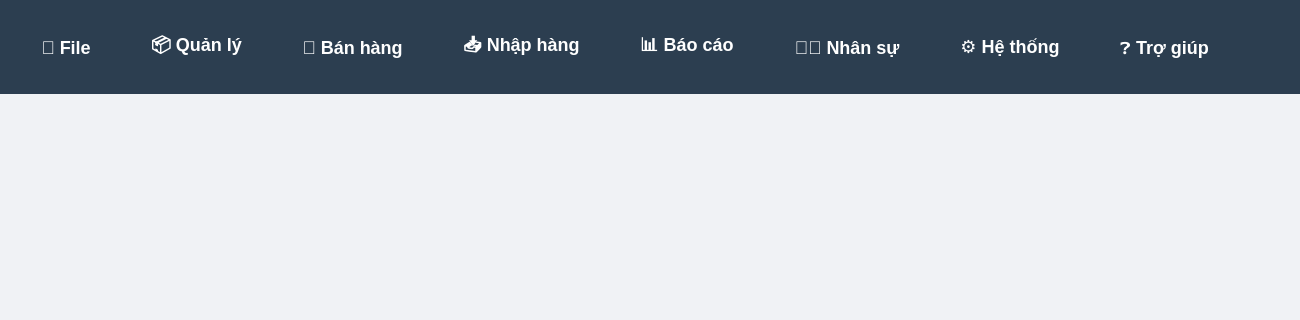
minh0203/quanlydo-giadung, file quan-ly-dai-ly-kinh-doanh-do-gia-dung-main/ui/main_window.ui: the form before one commit; both pictures show x 0 to 1300 and y 0 to 320 of the 1300 by 850 pixel window.
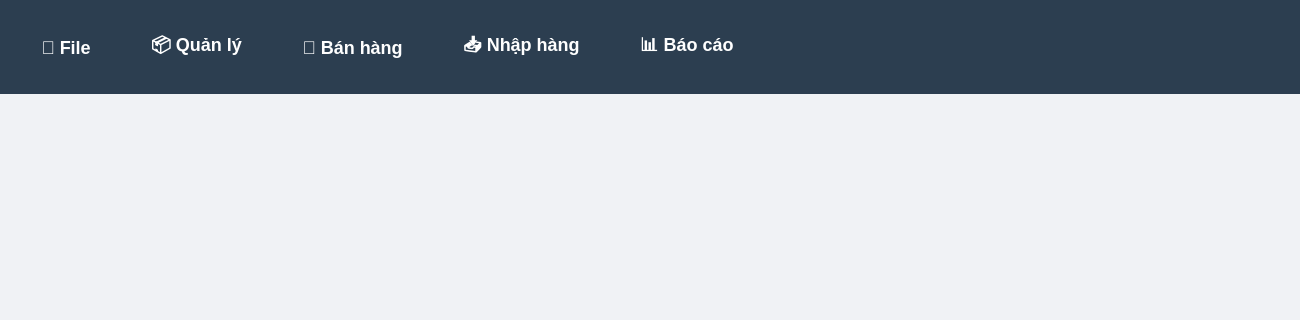
The form after the commit.

```diff
--- a/quan-ly-dai-ly-kinh-doanh-do-gia-dung-main/ui/main_window.ui
+++ b/quan-ly-dai-ly-kinh-doanh-do-gia-dung-main/ui/main_window.ui
@@ -162,44 +162,11 @@
     <addaction name="actionSalaryReport"/>
    </widget>
    
-   <!-- 👨‍💼 NHÂN SỰ -->
-   <widget class="QMenu" name="menuHR">
-    <property name="title">
-     <string>👨‍💼 Nhân sự</string>
-    </property>
-    <addaction name="actionShiftSchedule"/>
-    <addaction name="actionAttendance"/>
-    <addaction name="actionSalaryCalculation"/>
-   </widget>
-   
-   <!-- ⚙️ HỆ THỐNG -->
-   <widget class="QMenu" name="menuSystem">
-    <property name="title">
-     <string>⚙️ Hệ thống</string>
-    </property>
-    <addaction name="actionBackup"/>
-    <addaction name="actionRestore"/>
-    <addaction name="actionSettings"/>
-    <addaction name="actionLogs"/>
-   </widget>
-   
-   <!-- ❓ TRỢ GIÚP -->
-   <widget class="QMenu" name="menuHelp">
-    <property name="title">
-     <string>❓ Trợ giúp</string>
-    </property>
-    <addaction name="actionGuide"/>
-    <addaction name="actionAbout"/>
-   </widget>
-   
    <addaction name="menuFile"/>
    <addaction name="menuManage"/>
    <addaction name="menuSale"/>
    <addaction name="menuImport"/>
    <addaction name="menuReport"/>
-   <addaction name="menuHR"/>
-   <addaction name="menuSystem"/>
-   <addaction name="menuHelp"/>
   </widget>
   
   <widget class="QStatusBar" name="statusbar"/>
```
Left out of the diff: 14 changed lines with no effect on the pictures.
